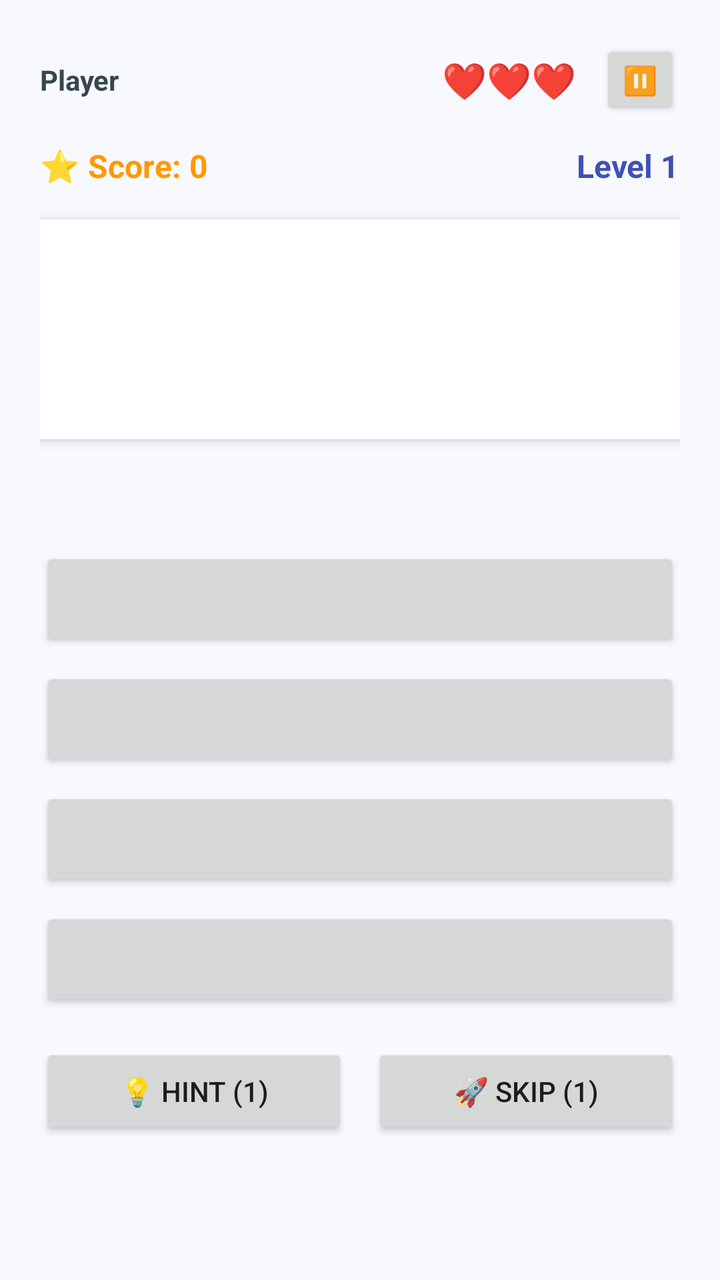
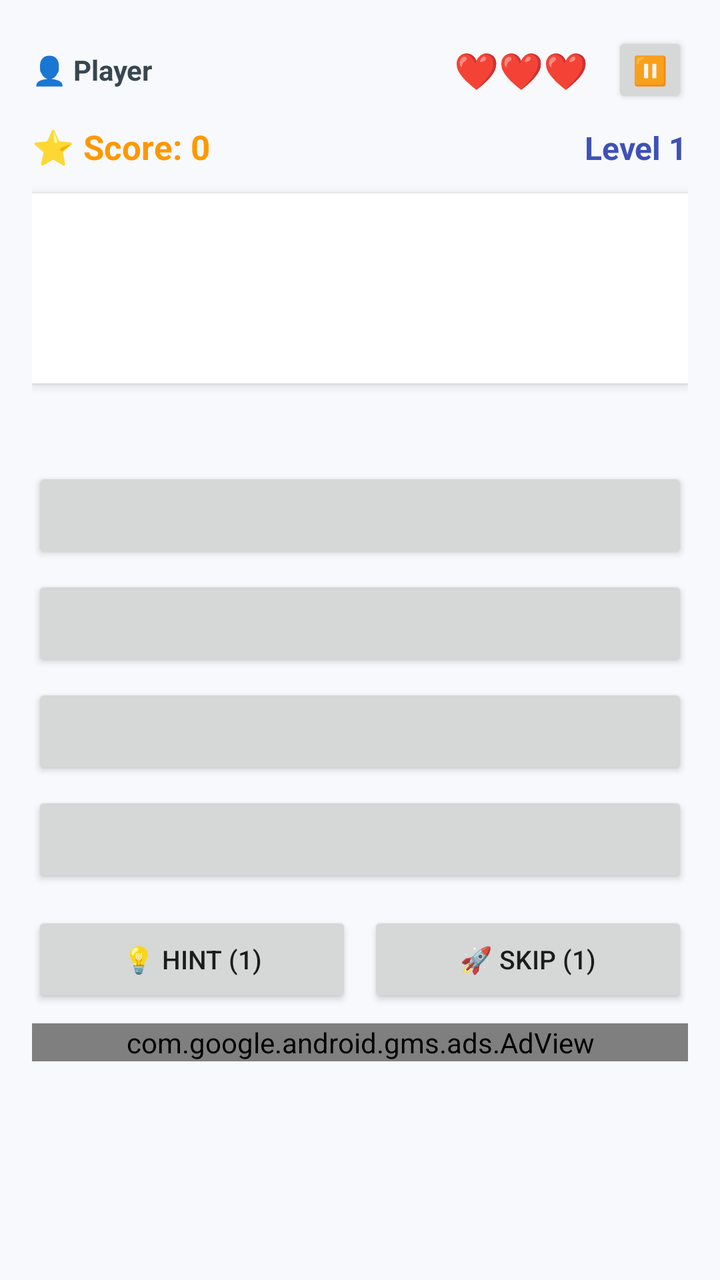

Two renders of the same Android screen: before a commit and after it. Below are the layout's source before the change and the commit's diff.
<!-- AndroidManifest.xml: application theme Theme.AppCompat.Light.NoActionBar -->
<!-- res/layout/activity_main.xml -->
<?xml version="1.0" encoding="utf-8"?>
<FrameLayout xmlns:android="http://schemas.android.com/apk/res/android"
    android:layout_width="match_parent"
    android:layout_height="match_parent"
    android:background="#F8F9FE">

    
    <LinearLayout
        android:id="@+id/layoutGame"
        android:layout_width="match_parent"
        android:layout_height="match_parent"
        android:orientation="vertical"
        android:padding="20dp">

        
        <LinearLayout
            android:layout_width="match_parent"
            android:layout_height="wrap_content"
            android:orientation="horizontal"
            android:gravity="center_vertical"
            android:layout_marginBottom="12dp">

            <TextView
                android:id="@+id/tvPlayerName"
                android:layout_width="0dp"
                android:layout_height="wrap_content"
                android:layout_weight="1"
                android:textSize="14sp"
                android:textStyle="bold"
                android:textColor="#37474F"
                android:text="Player" />

            <TextView
                android:id="@+id/tvHearts"
                android:layout_width="wrap_content"
                android:layout_height="wrap_content"
                android:textSize="18sp"
                android:textColor="#D32F2F"
                android:text="❤️❤️❤️"
                android:layout_marginEnd="12dp" />

            <Button
                android:id="@+id/btnPause"
                android:layout_width="40dp"
                android:layout_height="40dp"
                android:text="⏸"
                android:textSize="14sp"
                android:padding="0dp" />
        </LinearLayout>

        <LinearLayout
            android:layout_width="match_parent"
            android:layout_height="wrap_content"
            android:orientation="horizontal"
            android:layout_marginBottom="16dp">

            <TextView
                android:id="@+id/tvScore"
                android:layout_width="0dp"
                android:layout_height="wrap_content"
                android:layout_weight="1"
                android:textSize="16sp"
                android:textStyle="bold"
                android:textColor="#FF9800"
                android:text="⭐ Score: 0" />

            <TextView
                android:id="@+id/tvLevel"
                android:layout_width="wrap_content"
                android:layout_height="wrap_content"
                android:textSize="16sp"
                android:textStyle="bold"
                android:textColor="#3F51B5"
                android:text="Level 1" />
        </LinearLayout>

        
        <TextView
            android:id="@+id/tvRiddle"
            android:layout_width="match_parent"
            android:layout_height="wrap_content"
            android:minHeight="110dp"
            android:padding="16dp"
            android:textSize="17sp"
            android:textStyle="bold"
            android:textColor="#212121"
            android:background="#FFFFFF"
            android:elevation="3dp"
            android:gravity="center"
            android:layout_marginBottom="10dp" />

        <TextView
            android:id="@+id/tvHint"
            android:layout_width="match_parent"
            android:layout_height="wrap_content"
            android:minHeight="30dp"
            android:textSize="14sp"
            android:textStyle="italic"
            android:textColor="#E91E63"
            android:gravity="center"
            android:layout_marginBottom="14dp" />

        
        <Button
            android:id="@+id/btnOption1"
            android:layout_width="match_parent"
            android:layout_height="52dp"
            android:textAllCaps="false"
            android:layout_marginBottom="8dp" />

        <Button
            android:id="@+id/btnOption2"
            android:layout_width="match_parent"
            android:layout_height="52dp"
            android:textAllCaps="false"
            android:layout_marginBottom="8dp" />

        <Button
            android:id="@+id/btnOption3"
            android:layout_width="match_parent"
            android:layout_height="52dp"
            android:textAllCaps="false"
            android:layout_marginBottom="8dp" />

        <Button
            android:id="@+id/btnOption4"
            android:layout_width="match_parent"
            android:layout_height="52dp"
            android:textAllCaps="false"
            android:layout_marginBottom="16dp" />

        
        <LinearLayout
            android:layout_width="match_parent"
            android:layout_height="wrap_content"
            android:orientation="horizontal"
            android:weightSum="2">

            <Button
                android:id="@+id/btnHint"
                android:layout_width="0dp"
                android:layout_height="wrap_content"
                android:layout_weight="1"
                android:layout_marginEnd="6dp"
                android:text="💡 Hint (1)" />

            <Button
                android:id="@+id/btnSkip"
                android:layout_width="0dp"
                android:layout_height="wrap_content"
                android:layout_weight="1"
                android:layout_marginStart="6dp"
                android:text="🚀 Skip (1)" />
        </LinearLayout>
    </LinearLayout>

    
    <LinearLayout
        android:id="@+id/layoutMenuOverlay"
        android:layout_width="match_parent"
        android:layout_height="match_parent"
        android:background="#CC000000"
        android:orientation="vertical"
        android:gravity="center"
        android:padding="32dp"
        android:visibility="gone">

        <TextView
            android:layout_width="wrap_content"
            android:layout_height="wrap_content"
            android:text="🎮 GAME PAUSED"
            android:textColor="#FFFFFF"
            android:textSize="26sp"
            android:textStyle="bold"
            android:layout_marginBottom="24dp" />

        <Button
            android:id="@+id/btnResume"
            android:layout_width="220dp"
            android:layout_height="wrap_content"
            android:text="▶️ Resume"
            android:layout_marginBottom="12dp" />

        <Button
            android:id="@+id/btnRestart"
            android:layout_width="220dp"
            android:layout_height="wrap_content"
            android:text="🔄 Restart From Start"
            android:layout_marginBottom="12dp" />

        <Button
            android:id="@+id/btnViewLeaderboard"
            android:layout_width="220dp"
            android:layout_height="wrap_content"
            android:text="🏆 High Scores"
            android:layout_marginBottom="12dp" />

        <Button
            android:id="@+id/btnChangeAlias"
            android:layout_width="220dp"
            android:layout_height="wrap_content"
            android:text="✏️ Change Name" />
    </LinearLayout>
</FrameLayout>
<!-- resources referenced by this layout -->
<resources>

</resources>

<!-- the commit's change to res/layout/activity_main.xml (unified diff, before → after) -->
@@ -1,8 +1,9 @@
 <?xml version="1.0" encoding="utf-8"?>
 <FrameLayout xmlns:android="http://schemas.android.com/apk/res/android"
+    xmlns:ads="http://schemas.android.com/apk/res-auto"
     android:layout_width="match_parent"
     android:layout_height="match_parent"
-    android:background="#F8F9FE">
+    android:background="#F7F9FC">
 
     
     <LinearLayout
@@ -10,7 +11,7 @@
         android:layout_width="match_parent"
         android:layout_height="match_parent"
         android:orientation="vertical"
-        android:padding="20dp">
+        android:padding="16dp">
 
         
         <LinearLayout
@@ -18,7 +19,7 @@
             android:layout_height="wrap_content"
             android:orientation="horizontal"
             android:gravity="center_vertical"
-            android:layout_marginBottom="12dp">
+            android:layout_marginBottom="8dp">
 
             <TextView
                 android:id="@+id/tvPlayerName"
@@ -28,7 +29,7 @@
                 android:textSize="14sp"
                 android:textStyle="bold"
                 android:textColor="#37474F"
-                android:text="Player" />
+                android:text="👤 Player" />
 
             <TextView
                 android:id="@+id/tvHearts"
@@ -41,25 +42,26 @@
 
             <Button
                 android:id="@+id/btnPause"
-                android:layout_width="40dp"
-                android:layout_height="40dp"
+                android:layout_width="38dp"
+                android:layout_height="38dp"
                 android:text="⏸"
                 android:textSize="14sp"
                 android:padding="0dp" />
         </LinearLayout>
 
+        
         <LinearLayout
             android:layout_width="match_parent"
             android:layout_height="wrap_content"
             android:orientation="horizontal"
-            android:layout_marginBottom="16dp">
+            android:layout_marginBottom="12dp">
 
             <TextView
                 android:id="@+id/tvScore"
                 android:layout_width="0dp"
                 android:layout_height="wrap_content"
                 android:layout_weight="1"
-                android:textSize="16sp"
+                android:textSize="17sp"
                 android:textStyle="bold"
                 android:textColor="#FF9800"
                 android:text="⭐ Score: 0" />
@@ -79,69 +81,76 @@
             android:id="@+id/tvRiddle"
             android:layout_width="match_parent"
             android:layout_height="wrap_content"
-            android:minHeight="110dp"
-            android:padding="16dp"
-            android:textSize="17sp"
+            android:minHeight="95dp"
+            android:padding="14dp"
+            android:textSize="16sp"
             android:textStyle="bold"
             android:textColor="#212121"
             android:background="#FFFFFF"
             android:elevation="3dp"
             android:gravity="center"
-            android:layout_marginBottom="10dp" />
+            android:layout_marginBottom="8dp" />
 
         <TextView
             android:id="@+id/tvHint"
             android:layout_width="match_parent"
             android:layout_height="wrap_content"
-            android:minHeight="30dp"
+            android:minHeight="24dp"
             android:textSize="14sp"
             android:textStyle="italic"
             android:textColor="#E91E63"
             android:gravity="center"
-            android:layout_marginBottom="14dp" />
+            android:layout_marginBottom="10dp" />
 
         
         <Button
             android:id="@+id/btnOption1"
             android:layout_width="match_parent"
-            android:layout_height="52dp"
-            android:textAllCaps="false"
-            android:layout_marginBottom="8dp" />
+            android:layout_height="48dp"
+            android:textAllCaps="false"
+            android:textSize="15sp"
+            android:layout_marginBottom="6dp" />
 
         <Button
             android:id="@+id/btnOption2"
             android:layout_width="match_parent"
-            android:layout_height="52dp"
-            android:textAllCaps="false"
-            android:layout_marginBottom="8dp" />
+            android:layout_height="48dp"
+            android:textAllCaps="false"
+            android:textSize="15sp"
+            android:layout_marginBottom="6dp" />
 
         <Button
             android:id="@+id/btnOption3"
             android:layout_width="match_parent"
-            android:layout_height="52dp"
-            android:textAllCaps="false"
-            android:layout_marginBottom="8dp" />
+            android:layout_height="48dp"
+            android:textAllCaps="false"
+            android:textSize="15sp"
+            android:layout_marginBottom="6dp" />
 
         <Button
             android:id="@+id/btnOption4"
             android:layout_width="match_parent"
-            android:layout_height="52dp"
-            android:textAllCaps="false"
-            android:layout_marginBottom="16dp" />
+            android:layout_height="48dp"
+            android:textAllCaps="false"
+            android:textSize="15sp"
+            android:layout_marginBottom="12dp" />
 
         
         <LinearLayout
             android:layout_width="match_parent"
             android:layout_height="wrap_content"
             android:orientation="horizontal"
-            android:weightSum="2">
+            android:weightSum="2"
+            android:layout_marginBottom="8dp">
 
             <Button
                 android:id="@+id/btnHint"
                 android:layout_width="0dp"
                 android:layout_height="wrap_content"
                 android:layout_weight="1"
-                android:layout_marginEnd="6dp"
+                android:layout_marginEnd="4dp"
+                android:layout_marginRight="4dp"
+                android:textSize="13sp"
                 android:text="💡 Hint (1)" />
 
             <Button
@@ -149,9 +158,20 @@
                 android:layout_width="0dp"
                 android:layout_height="wrap_content"
                 android:layout_weight="1"
-                android:layout_marginStart="6dp"
+                android:layout_marginStart="4dp"
+                android:layout_marginLeft="4dp"
+                android:textSize="13sp"
                 android:text="🚀 Skip (1)" />
         </LinearLayout>
+
+        
+        <com.google.android.gms.ads.AdView
+            android:id="@+id/adViewBanner"
+            android:layout_width="match_parent"
+            android:layout_height="wrap_content"
+            android:layout_gravity="center_horizontal"
+            ads:adSize="BANNER"
+            ads:adUnitId="ca-app-pub-3940256099942544/6300978111" />
     </LinearLayout>
 
     
@@ -159,7 +179,7 @@
         android:id="@+id/layoutMenuOverlay"
         android:layout_width="match_parent"
         android:layout_height="match_parent"
-        android:background="#CC000000"
+        android:background="#D9000000"
         android:orientation="vertical"
         android:gravity="center"
         android:padding="32dp"
@@ -170,7 +190,7 @@
             android:layout_height="wrap_content"
             android:text="🎮 GAME PAUSED"
             android:textColor="#FFFFFF"
-            android:textSize="26sp"
+            android:textSize="24sp"
             android:textStyle="bold"
             android:layout_marginBottom="24dp" />
 
@@ -185,7 +205,7 @@
             android:id="@+id/btnRestart"
             android:layout_width="220dp"
             android:layout_height="wrap_content"
-            android:text="🔄 Restart From Start"
+            android:text="🔄 Restart Game"
             android:layout_marginBottom="12dp" />
 
         <Button
